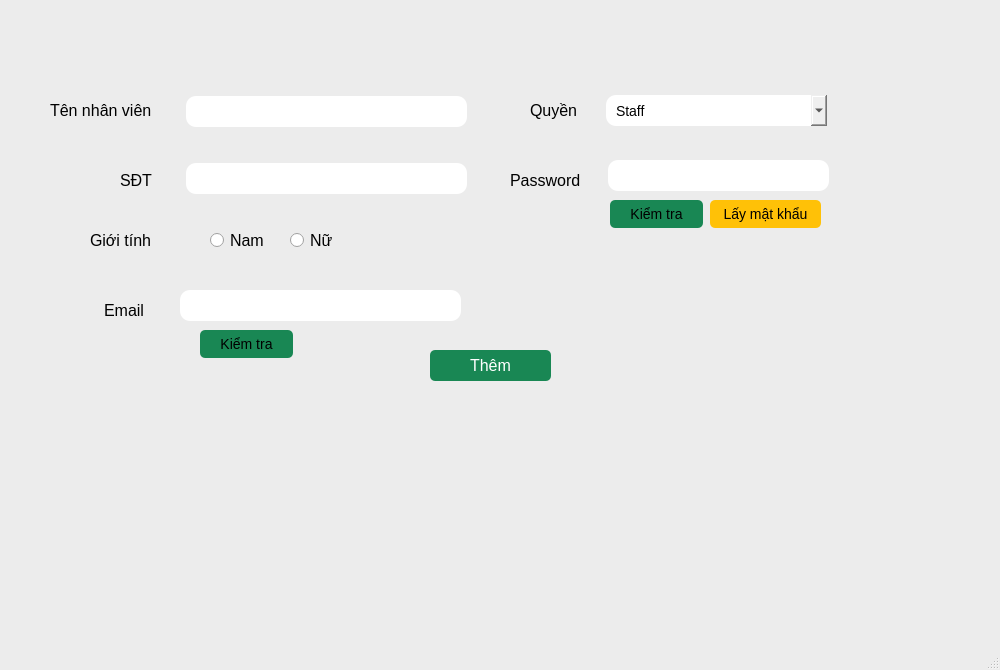
Before: the Qt Designer form src/view/admin/staff/view_add.ui in dangchien2003/QL_BanVePhim, drawn with Qt 5.
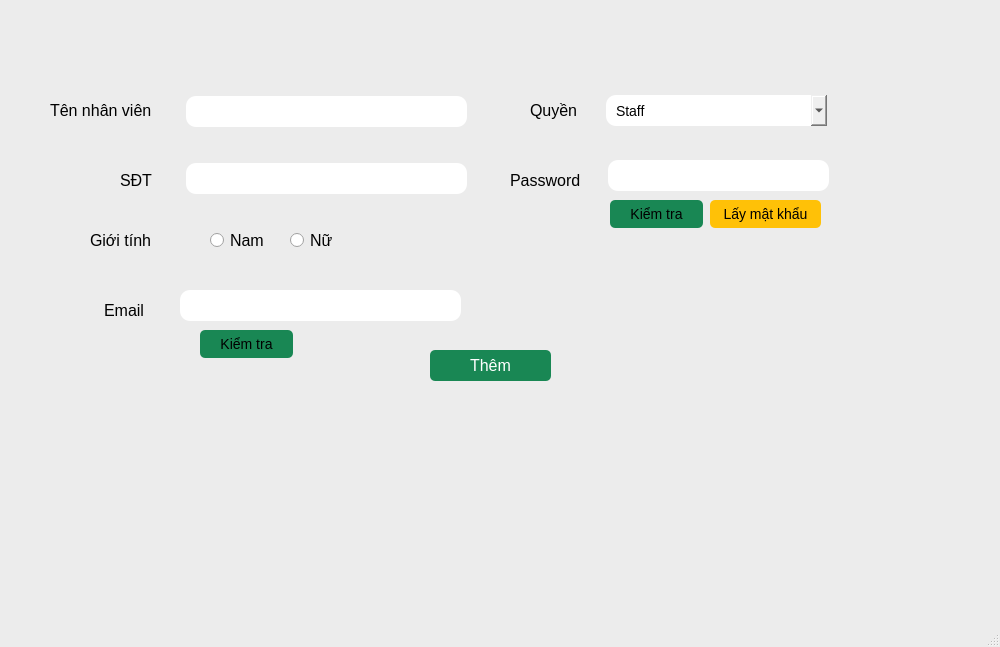
After: the same form once the commit is applied.

Patch:
```diff
--- a/src/view/admin/staff/view_add.ui
+++ b/src/view/admin/staff/view_add.ui
@@ -7,7 +7,7 @@
     <x>0</x>
     <y>0</y>
     <width>1000</width>
-    <height>670</height>
+    <height>647</height>
    </rect>
   </property>
   <property name="windowTitle">
```
